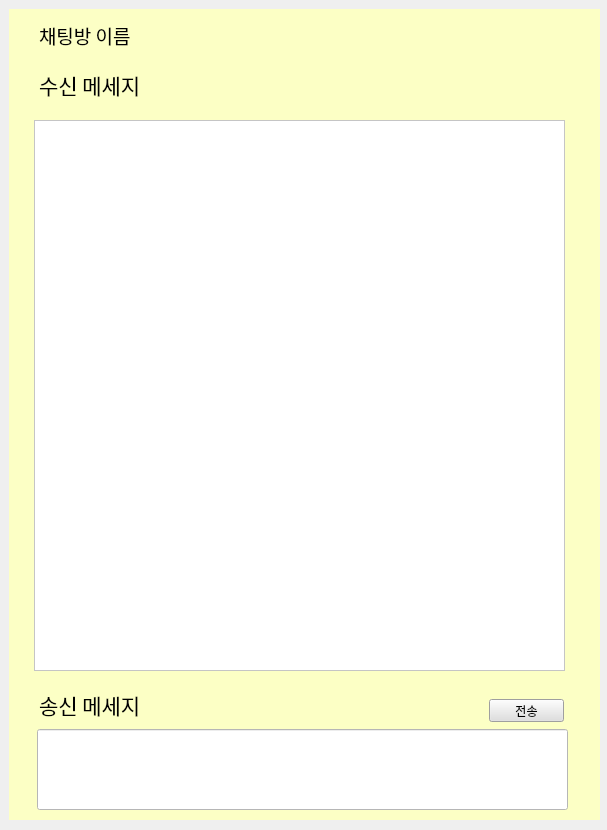
Old version of the form chatting.ui in the repository songhwa1/kakaojang.
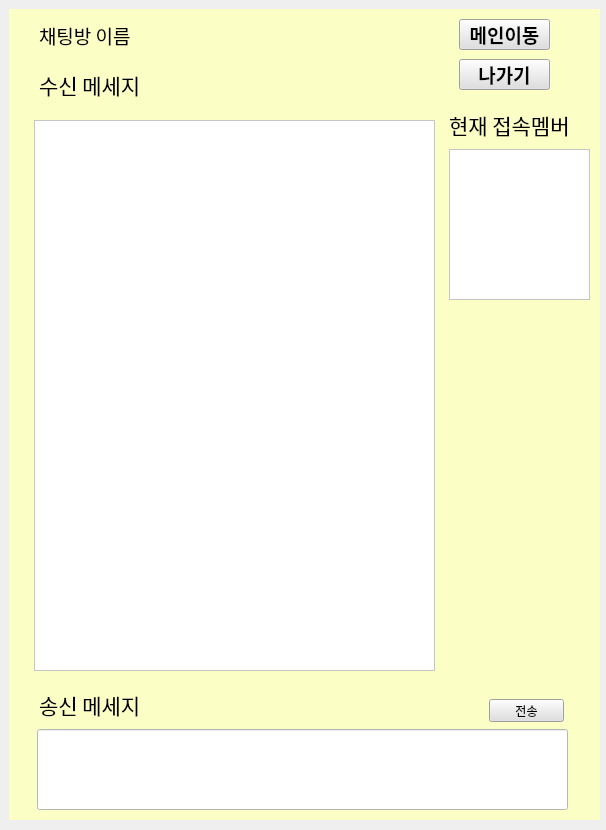
New version of the form. The open tabs and pages were chosen to show the change.

Commit message: 카카오장 프로젝트 시작

```diff
--- a/chatting.ui
+++ b/chatting.ui
@@ -6,7 +6,7 @@
    <rect>
     <x>0</x>
     <y>0</y>
-    <width>607</width>
+    <width>606</width>
     <height>830</height>
    </rect>
   </property>
@@ -87,7 +87,7 @@
       <string>입장하기</string>
      </property>
     </widget>
-    <widget class="QLabel" name="label_5">
+    <widget class="QLabel" name="title_label">
      <property name="geometry">
       <rect>
        <x>70</x>
@@ -213,7 +213,7 @@
       <rect>
        <x>25</x>
        <y>111</y>
-       <width>531</width>
+       <width>401</width>
        <height>551</height>
       </rect>
      </property>
@@ -257,6 +257,88 @@
       <string>채팅방 이름</string>
      </property>
     </widget>
+    <widget class="QPushButton" name="main2_Button">
+     <property name="geometry">
+      <rect>
+       <x>450</x>
+       <y>10</y>
+       <width>91</width>
+       <height>31</height>
+      </rect>
+     </property>
+     <property name="font">
+      <font>
+       <family>맑은 고딕</family>
+       <pointsize>14</pointsize>
+       <weight>75</weight>
+       <italic>false</italic>
+       <bold>true</bold>
+      </font>
+     </property>
+     <property name="styleSheet">
+      <string notr="true">background-color: rgb(223, 223, 223);</string>
+     </property>
+     <property name="text">
+      <string>메인이동</string>
+     </property>
+    </widget>
+    <widget class="QPushButton" name="before_Button">
+     <property name="geometry">
+      <rect>
+       <x>450</x>
+       <y>50</y>
+       <width>91</width>
+       <height>31</height>
+      </rect>
+     </property>
+     <property name="font">
+      <font>
+       <family>맑은 고딕</family>
+       <pointsize>14</pointsize>
+       <weight>75</weight>
+       <italic>false</italic>
+       <bold>true</bold>
+      </font>
+     </property>
+     <property name="styleSheet">
+      <string notr="true">background-color: rgb(223, 223, 223);</string>
+     </property>
+     <property name="text">
+      <string>나가기</string>
+     </property>
+    </widget>
+    <widget class="QLabel" name="label_5">
+     <property name="geometry">
+      <rect>
+       <x>440</x>
+       <y>90</y>
+       <width>141</width>
+       <height>51</height>
+      </rect>
+     </property>
+     <property name="font">
+      <font>
+       <family>맑은 고딕</family>
+       <pointsize>16</pointsize>
+      </font>
+     </property>
+     <property name="text">
+      <string>현재 접속멤버</string>
+     </property>
+    </widget>
+    <widget class="QListWidget" name="msg_listWidget_2">
+     <property name="geometry">
+      <rect>
+       <x>440</x>
+       <y>140</y>
+       <width>141</width>
+       <height>151</height>
+      </rect>
+     </property>
+     <property name="styleSheet">
+      <string notr="true">background-color: rgb(255, 255, 255);</string>
+     </property>
+    </widget>
    </widget>
   </widget>
  </widget>
```
Left out of the diff: 54 changed lines with no effect on the pictures.
